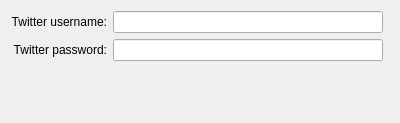
Above: plugins/uploaders/twitpic/twitpicprefs.ui from KDE/choqok before the change. Below: the same form after it.
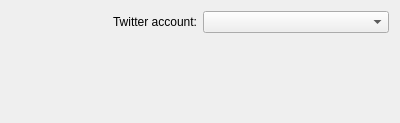
That is the form after the change. Custom widgets are drawn as their Qt base class.

Commit message: Twitpic plugin fixed to work with new OAuth way GUI

Patch:
```diff
--- a/plugins/uploaders/twitpic/twitpicprefs.ui
+++ b/plugins/uploaders/twitpic/twitpicprefs.ui
@@ -11,27 +11,17 @@
    </rect>
   </property>
   <layout class="QGridLayout" name="gridLayout">
-   <item row="2" column="0">
-    <widget class="QLabel" name="label_8">
-     <property name="text">
-      <string>Twitter password:</string>
-     </property>
-     <property name="alignment">
-      <set>Qt::AlignRight|Qt::AlignTrailing|Qt::AlignVCenter</set>
-     </property>
-    </widget>
-   </item>
    <item row="0" column="0">
     <widget class="QLabel" name="label_2">
      <property name="text">
-      <string>Twitter username:</string>
+      <string>Twitter account:</string>
      </property>
      <property name="alignment">
       <set>Qt::AlignRight|Qt::AlignTrailing|Qt::AlignVCenter</set>
      </property>
     </widget>
    </item>
-   <item row="3" column="0" colspan="3">
+   <item row="2" column="0" colspan="2">
     <spacer name="verticalSpacer">
      <property name="orientation">
       <enum>Qt::Vertical</enum>
@@ -45,22 +35,15 @@
     </spacer>
    </item>
    <item row="0" column="1">
-    <widget class="KLineEdit" name="kcfg_username"/>
-   </item>
-   <item row="2" column="1">
-    <widget class="KLineEdit" name="cfg_password">
-     <property name="passwordMode">
-      <bool>true</bool>
-     </property>
-    </widget>
+    <widget class="KComboBox" name="accountsList"/>
    </item>
   </layout>
  </widget>
  <customwidgets>
   <customwidget>
-   <class>KLineEdit</class>
-   <extends>QLineEdit</extends>
-   <header>klineedit.h</header>
+   <class>KComboBox</class>
+   <extends>QComboBox</extends>
+   <header>kcombobox.h</header>
   </customwidget>
  </customwidgets>
  <resources/>
```
The commit also changes 5 other files.
